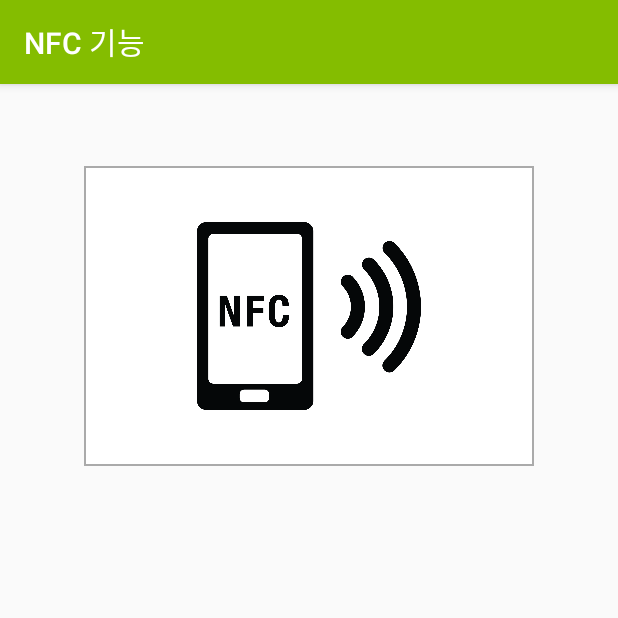
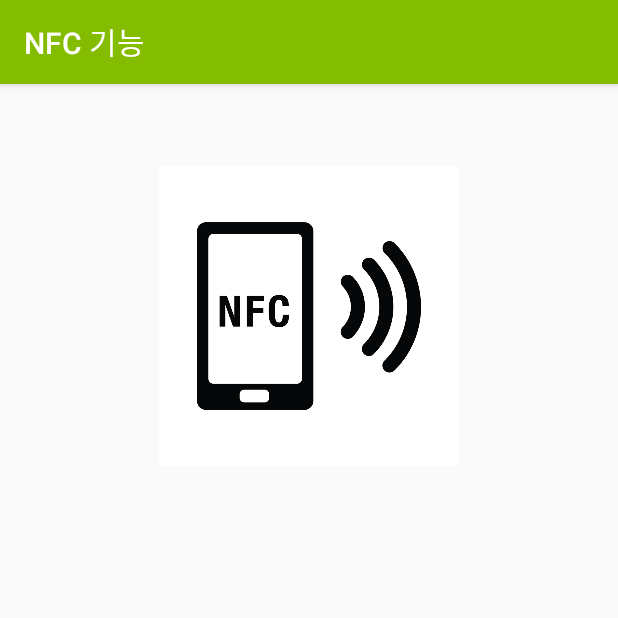
Before and after one commit to MeteorSis/Omni-Stadium--Android, an Android app: the NFCActivity screen opened directly, with no data from a screen before it, on a phone screen of 412 x 824 dp, the top half of it. Run offline under Robolectric (Android 15) with nearby library versions, the phone set to English and light mode, and no system bars.

```diff
--- a/app/src/main/res/layout/nfc_main.xml
+++ b/app/src/main/res/layout/nfc_main.xml
@@ -14,11 +14,10 @@
         android:layout_marginLeft="8dp"
         android:layout_marginRight="8dp"
         android:layout_marginTop="8dp"
-        android:background="@drawable/back"
         app:layout_constraintBottom_toBottomOf="parent"
         app:layout_constraintLeft_toLeftOf="parent"
         app:layout_constraintRight_toRightOf="parent"
         app:layout_constraintTop_toTopOf="parent"
         app:layout_constraintVertical_bias="0.084"
-        app:srcCompat="@drawable/nfctag" />
+        app:srcCompat="@drawable/size_nfctag" />
 </android.support.constraint.ConstraintLayout>
```
Also changed, not shown: app/src/main/java/skhu/cse/network/omni_stadium/MenuActivity.java (+6 -21 lines), app/src/main/res/drawable/nfctag.png (deleted), app/src/main/res/drawable/size_nfctag.png (added).
